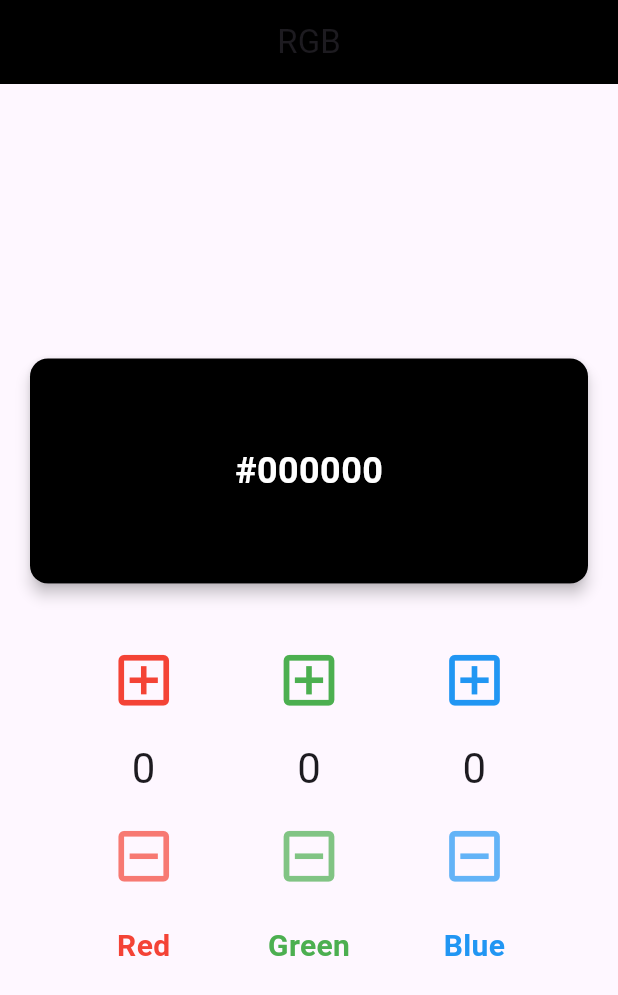
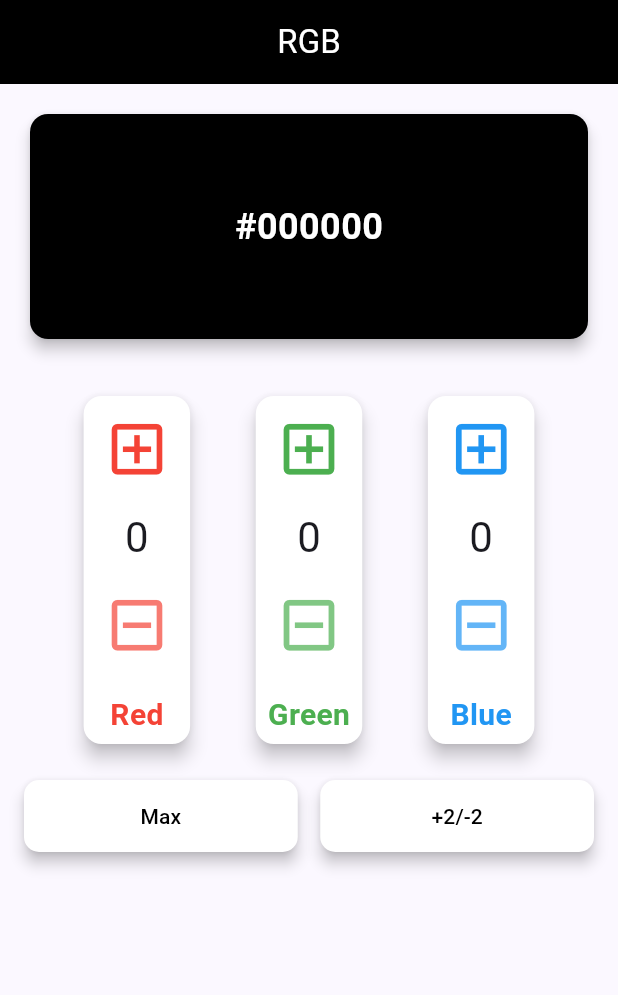
Before and after one commit to gabriel-ribeiro-099/Unidade_2_Dispositivos_Moveis, a Flutter app: the screen it shows after launch, on a phone screen of 412 x 824 dp. Shown: the top 995 px of the screen. Run offline on Flutter 3.47's test engine with Material 3 defaults, Android fonts, the phone set to English and light mode, and no system bars.

Commit message:
feat: botoes de ação e ajuste layout

```diff
--- a/lib/main.dart
+++ b/lib/main.dart
@@ -12,7 +12,7 @@ class MyApp extends StatelessWidget {
     return MaterialApp(
       title: 'RGB',
       theme: ThemeData(
-        colorScheme: ColorScheme.fromSeed(seedColor: Colors.deepPurple),
+        colorScheme: ColorScheme.fromSeed(seedColor: Colors.indigoAccent),
         useMaterial3: true,
       ),
       home: const MyHomePage(title: 'RGB'),
@@ -34,11 +34,14 @@ class _MyHomePageState extends State<MyHomePage> {
   int _red = 0;
   int _green = 0;
   int _blue = 0;
+  int _val = 1;
+  bool wasPressedMaxMin = false;
+  bool wasPressedVal = false;
 
   void _incrementColor(Function(int) setColor, int currentValue) {
     setState(() {
       if (currentValue < 255) {
-        setColor(currentValue + 1);
+        setColor(currentValue + _val);
       }
     });
   }
@@ -46,14 +49,19 @@ class _MyHomePageState extends State<MyHomePage> {
   void _decrementColor(Function(int) setColor, int currentValue) {
     setState(() {
       if (currentValue > 0) {
-        setColor(currentValue - 1);
+        setColor(currentValue - _val);
       }
     });
   }
 
   Widget _buildColorControl(String label, int value, Color activeColor,
       VoidCallback onDecrement, VoidCallback onIncrement) {
-    return Column(
+    return Card(
+      color: Colors.white,
+      elevation: 5,
+      child: Padding(
+        padding: const EdgeInsets.all(5.0),
+        child: Column(
           mainAxisAlignment: MainAxisAlignment.center,
           children: <Widget>[
             IconButton(
@@ -86,6 +94,8 @@ class _MyHomePageState extends State<MyHomePage> {
                   fontSize: 20, fontWeight: FontWeight.bold, color: activeColor),
             ),
           ],
+        ),
+      ),
     );
   }
 
@@ -101,10 +111,14 @@ class _MyHomePageState extends State<MyHomePage> {
     return Scaffold(
       appBar: AppBar(
         backgroundColor: currentColor,
-        title: Text(widget.title),
+        title: Text(widget.title, style: TextStyle(color: ThemeData.estimateBrightnessForColor(currentColor) ==
+            Brightness.dark
+            ? Colors.white
+            : Colors.black,),),
         centerTitle: true,
       ),
-      body: Center(
+      body: SingleChildScrollView(
+        child: Center(
           child: Padding(
             padding: const EdgeInsets.all(16.0),
             child: Column(
@@ -163,7 +177,64 @@ class _MyHomePageState extends State<MyHomePage> {
                     ),
                   ],
                 ),
+            SizedBox(height: 20,),
+            Row(
+              children: [
+                Expanded(
+                    child: ElevatedButton(
+                        onPressed: (){
+                          wasPressedMaxMin = !wasPressedMaxMin;
+                          if(wasPressedMaxMin){
+                            setState(() {
+                              _red = 255;
+                              _green = 255;
+                              _blue = 255;
+                            });
+                          }else{
+                            setState(() {
+                              _red = 0;
+                              _green = 0;
+                              _blue = 0;
+                            });
+                          }
+                        },
+                      style: ElevatedButton.styleFrom(
+                        backgroundColor: Colors.white,
+                        foregroundColor: Colors.black,
+                        elevation: 4.0,
+                        shape: RoundedRectangleBorder(
+                          borderRadius: BorderRadius.circular(10.0),
+                        ),
+                        padding: const EdgeInsets.symmetric(vertical: 14.0, horizontal: 40.0),
+                      ),
+                      child: wasPressedMaxMin? Text('Min', style: TextStyle(color: Colors.black),): Text('Max', style: TextStyle(color: Colors.black),),),
+                ),
+                SizedBox(width: 15,),
+                Expanded(
+                    child: ElevatedButton(
+                        onPressed: (){
+                          wasPressedVal = !wasPressedVal;
+                          setState(() {
+                            wasPressedVal? _val = 2 : _val = 1;
+                          });
+                        },
+                      style: ElevatedButton.styleFrom(
+                        backgroundColor: Colors.white,
+                        foregroundColor: Colors.black,
+                        elevation: 4.0,
+                        shape: RoundedRectangleBorder(
+                          borderRadius: BorderRadius.circular(10.0),
+                        ),
+                        padding: const EdgeInsets.symmetric(vertical: 14.0, horizontal: 40.0),
+                      ),
+                        child: wasPressedVal? Text('+1/-1', style: TextStyle(color: Colors.black),): Text('+2/-2', style: TextStyle(color: Colors.black),),
+
+                    )
+                )
               ],
+            )
+              ],
+            ),
           ),
         ),
       ),
```
Lines whose indentation alone changed are shown as unchanged.
